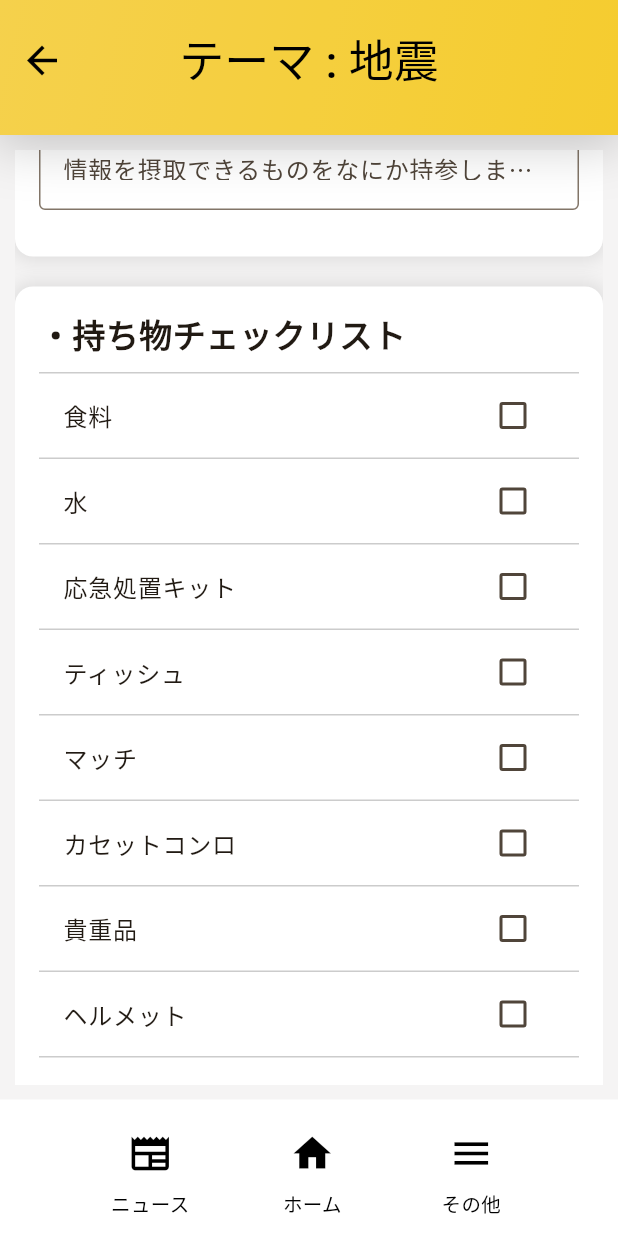
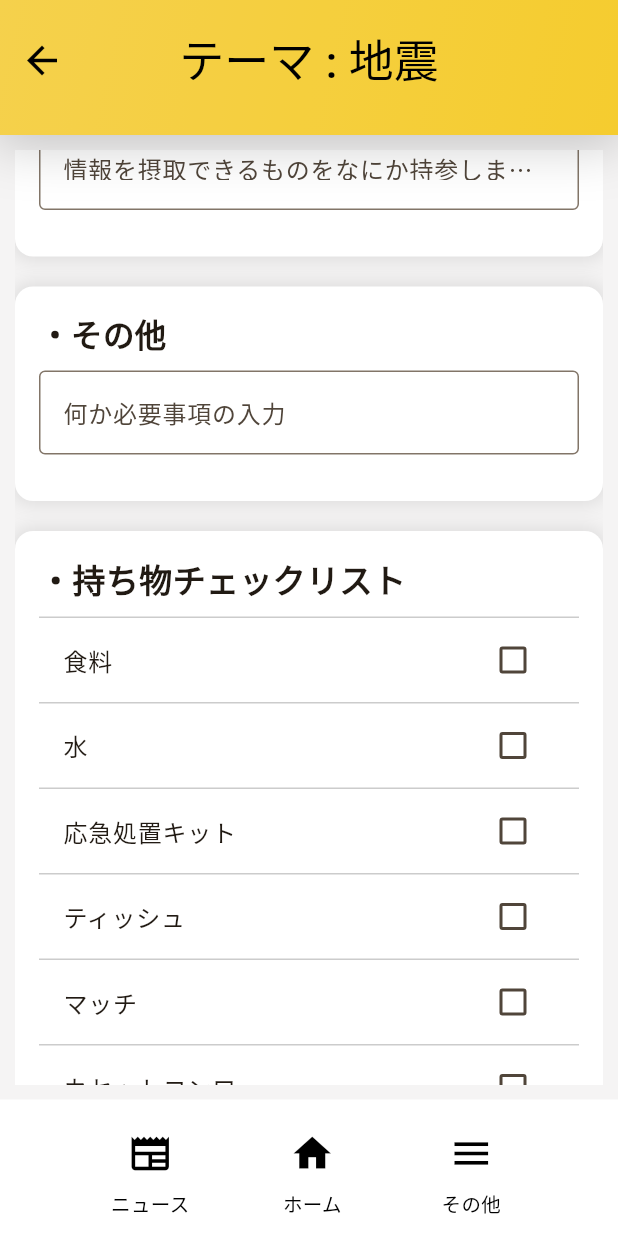
Before and after one commit to Campfire-Social-Impl/disaster_flow, a Flutter app: the screen it shows after launch, scrolled down 576 dp, on a phone screen of 412 x 824 dp. Run offline on Flutter 3.47's test engine with Material 3 defaults, Android fonts, the phone set to English and light mode, and no system bars.

Commit message:
update:UI仮完成　質問内容とかはいつでも変更できるからとりまほかの進める

```diff
--- a/lib/pages/earthflow_page.dart
+++ b/lib/pages/earthflow_page.dart
@@ -1,3 +1,4 @@
+//項目別で自身が選択された時の画面
 import 'package:flutter/material.dart';
 
 class EarthFlowScreen extends StatefulWidget {
@@ -12,8 +13,9 @@ class _EarthFlowScreenState extends State<EarthFlowScreen> {
   List<Map<String, String>> sections = [
     {'label': '・避難先', 'hint': '避難場所を入力'},
     {'label': '・避難経路', 'hint': '通る場所、避ける場所(川、海側など)'},
-    {'label': '・連絡先', 'hint': '電話番号、メールアドレス、sns、災害用伝言ダイヤル（171）'},
+    {'label': '・連絡先', 'hint': '電話番号、メールアドレス、SNS、災害用伝言ダイヤル（171）'},
     {'label': '・情報の取り方', 'hint': '情報を摂取できるものをなにか持参しましたか（例：ラジオ)'},
+    {'label': '・その他', 'hint': '何か必要事項の入力'},
   ];
 
   // チェックリストのアイテム
@@ -94,18 +96,17 @@ class _EarthFlowScreenState extends State<EarthFlowScreen> {
                 hintText: section['hint']!,
               ),
 
-            // チェックリスト全体を囲むコンテナ
             const SizedBox(height: 0),
             Container(
               padding: const EdgeInsets.all(16),
               decoration: BoxDecoration(
-                color: Colors.white, // 背景色を白に設定
-                borderRadius: BorderRadius.circular(12), // 角を丸くする
+                color: Colors.white,
+                borderRadius: BorderRadius.circular(12),
                 boxShadow: [
                   BoxShadow(
                     color: Colors.black.withOpacity(0.1),
-                    blurRadius: 10.0, // 影のぼかし
-                    spreadRadius: 2.0, // 影の広がり
+                    blurRadius: 10.0,
+                    spreadRadius: 2.0,
                   ),
                 ],
               ),
@@ -154,13 +155,13 @@ class _EarthFlowScreenState extends State<EarthFlowScreen> {
       margin: const EdgeInsets.only(bottom: 20), // 各セクションの間隔を20ピクセルに設定
       padding: const EdgeInsets.all(16),
       decoration: BoxDecoration(
-        color: Colors.white, // 背景色を白に設定
-        borderRadius: BorderRadius.circular(12), // 角を丸くする
+        color: Colors.white,
+        borderRadius: BorderRadius.circular(12),
         boxShadow: [
           BoxShadow(
             color: Colors.black.withOpacity(0.1),
-            blurRadius: 10.0, // 影のぼかし
-            spreadRadius: 2.0, // 影の広がり
+            blurRadius: 10.0,
+            spreadRadius: 2.0,
           ),
         ],
       ),
```
